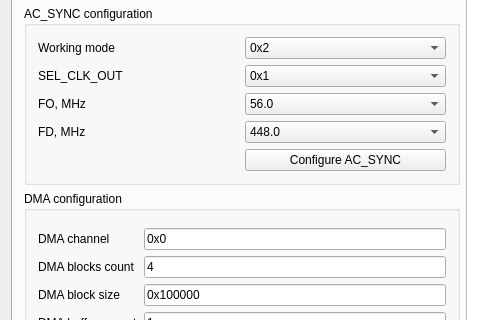
This is gui/mainwindow.ui in karakozov/mainstream as Qt 5 draws it before an edit; both pictures show x 0 to 480 and y 319 to 639 of the 1044 by 720 pixel window. The edited form follows.
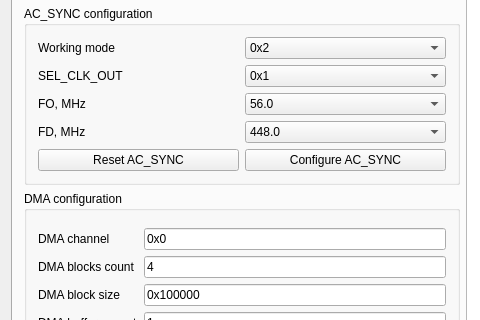
This is the edited form.

Commit message: Add ac_sync reset/unreset button

The edit to the form file:
```diff
--- a/gui/mainwindow.ui
+++ b/gui/mainwindow.ui
@@ -417,6 +417,16 @@
                  </item>
                 </widget>
                </item>
+               <item row="5" column="0">
+                <widget class="QPushButton" name="pbResetSync">
+                 <property name="text">
+                  <string>Reset AC_SYNC</string>
+                 </property>
+                 <property name="checkable">
+                  <bool>true</bool>
+                 </property>
+                </widget>
+               </item>
               </layout>
              </item>
             </layout>
```
The commit also changes 2 other files.
